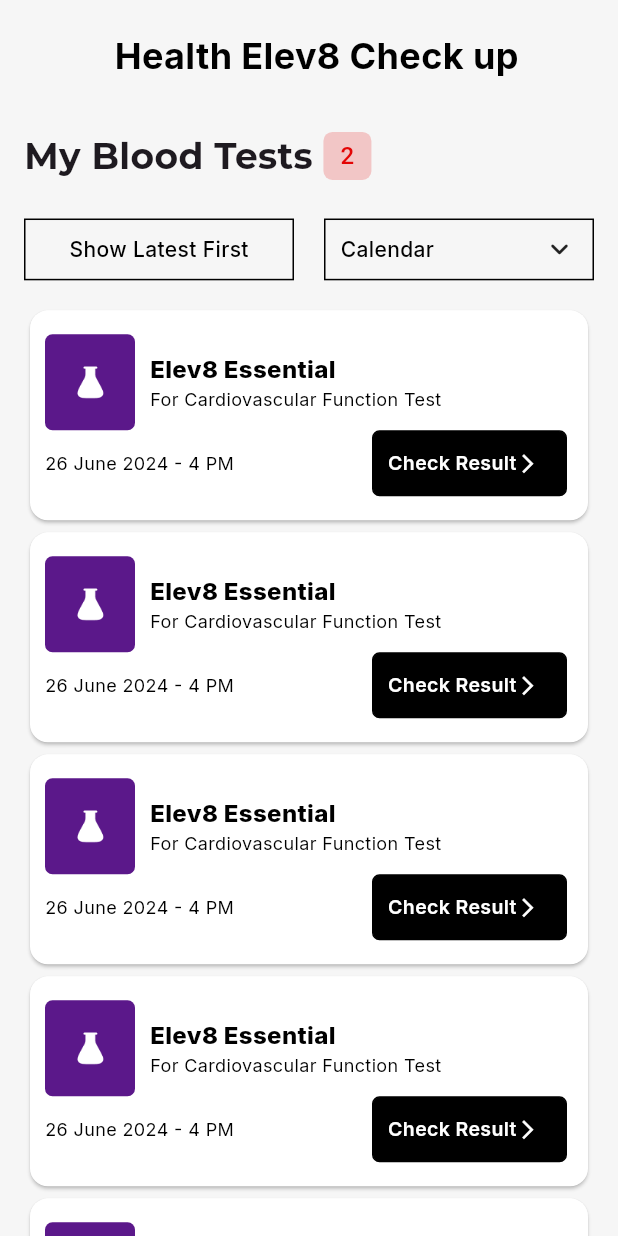
After one commit to Rehman-Amjad/health_elv, a Flutter app: the ResultsView screen opened directly, on a phone screen of 412 x 824 dp. The commit adds this screen. Run offline on Flutter 3.47's test engine with Material 3 defaults, Android fonts, the phone set to English and light mode, and no system bars; our stand-ins replace cached_network_image, cloud_firestore, firebase_auth, firebase_core, flutter_svg, fluttertoast and 6 more; missing offline and left inert: gif_view, gradient_slider; accounts and stored records are empty.

Commit message:
result and details result screen added

```diff
--- a/lib/path_file.dart
+++ b/lib/path_file.dart
@@ -20,6 +20,8 @@ export 'screens/health_overview/export.dart';
 export 'screens/home/export.dart';
 export 'screens/order_new_test/export.dart';
 
+export 'screens/results/export.dart';
+
 export 'screens/report/export.dart';
 
 ///utils
--- a/lib/screens/blood_test_result/blood_test_result_view.dart
+++ b/lib/screens/blood_test_result/blood_test_result_view.dart
@@ -5,7 +5,6 @@ import 'package:gradient_slider/gradient_slider.dart';
 import 'package:health_elev8_app/path_file.dart';
 import 'package:sizer/sizer.dart';
 
-import '../../widgets/export.dart';
 
 class BloodTestResultView extends StatelessWidget {
   final bool fromNew;
--- a/lib/screens/bottom_nav/bottom_nav_screen.dart
+++ b/lib/screens/bottom_nav/bottom_nav_screen.dart
@@ -1,7 +1,7 @@
 import 'package:flutter/material.dart';
 import 'package:flutter_svg/flutter_svg.dart';
 import 'package:health_elev8_app/path_file.dart';
-import 'package:health_elev8_app/screens/home/home_screen.dart';
+import 'package:health_elev8_app/screens/home/home_view.dart';
 import 'package:health_elev8_app/screens/profile/profile_screen.dart';
 
 import '../blood_test_result/export.dart';
@@ -18,9 +18,9 @@ class BottomNavScreen extends StatefulWidget {
 class _BottomNavScreenState extends State<BottomNavScreen> {
   int _selectedIndex = 0;
   List<Widget> screens = <Widget>[
-    const HomeScreen(),
+    const HomeView(),
     const ReportView(),
-    const BloodTestResultView(),
+    const ResultsView(),
     const ProfileScreen(),
   ];
 
--- a/lib/screens/home/export.dart
+++ b/lib/screens/home/export.dart
@@ -1,3 +1,3 @@
 
 export 'home_controller.dart';
-export 'home_screen.dart';
+export 'home_view.dart';
--- /dev/null
+++ b/lib/screens/results/export.dart
@@ -0,0 +1,5 @@
+
+export 'results_controller.dart';
+export 'results_view.dart';
+
+export 'result_details/result_details.dart';
--- /dev/null
+++ b/lib/screens/results/results_controller.dart
@@ -0,0 +1,7 @@
+import 'package:health_elev8_app/path_file.dart';
+
+class ResultsController extends BaseController{
+
+  String selectedDate = '';
+
+}
--- /dev/null
+++ b/lib/screens/results/results_view.dart
@@ -0,0 +1,229 @@
+import 'package:flutter/material.dart';
+import 'package:get/get.dart';
+import 'package:google_fonts/google_fonts.dart';
+import 'package:health_elev8_app/path_file.dart';
+import 'package:sizer/sizer.dart';
+
+class ResultsView extends GetView<ResultsController> {
+  final bool fromNew;
+
+  const ResultsView({
+    super.key,
+    this.fromNew = false,
+  });
+
+  @override
+  Widget build(BuildContext context) {
+    return GetBuilder<ResultsController>(
+      initState: (_) {
+        Get.put(ResultsController());
+      },
+      builder: (context) {
+        return Scaffold(
+          appBar: PreferredSize(
+            preferredSize: const Size(double.infinity, 60),
+            child: CustomAppBar(
+              title: "Health Elev8 Check up",
+              showArrow: fromNew,
+              marginTop: 20,
+            ),
+          ),
+          body: ListView(
+            padding: const EdgeInsets.symmetric(horizontal: 16),
+            children: [
+              SizedBox(height: 04.h),
+              Row(
+                mainAxisAlignment: MainAxisAlignment.start,
+                children: [
+                  Text(
+                    'My Blood Tests ',
+                    style: GoogleFonts.montserrat(
+                      fontSize: 24,
+                      fontWeight: FontWeight.bold,
+                    ),
+                  ),
+                  Container(
+                    height: 32,
+                    width: 32,
+                    decoration: BoxDecoration(
+                        color: AppColors.redColor.withOpacity(0.2),
+                        borderRadius: BorderRadius.circular(06)),
+                    alignment: Alignment.center,
+                    child: const Text(
+                      '2',
+                      style: TextStyle(
+                        color: AppColors.redColor,
+                        fontSize: 16,
+                        fontWeight: FontWeight.w500,
+                      ),
+                    ),
+                  ),
+                ],
+              ),
+              SizedBox(height: 03.h),
+              getFilterButtons(),
+              const SizedBox(height: 16),
+              ListView.builder(
+                itemCount: 10,
+                shrinkWrap: true,
+                physics: const NeverScrollableScrollPhysics(),
+                itemBuilder: (context, index) {
+                  return resultItem();
+                },
+              ),
+            ],
+          ),
+        );
+      },
+    );
+  }
+
+  getFilterButtons() {
+    return Row(
+      mainAxisAlignment: MainAxisAlignment.start,
+      children: [
+        Expanded(
+          flex: 1,
+          child: GestureDetector(
+            onTap: () {},
+            child: Container(
+              width: Get.width,
+              height: Get.height * 0.05,
+              decoration: BoxDecoration(
+                  border: Border.all(
+                color: AppColors.blackColor,
+              )),
+              alignment: Alignment.center,
+              padding: const EdgeInsets.symmetric(horizontal: 10),
+              child: const AppText(
+                text: 'Show Latest First',
+                fontSize: 14,
+                fontWeight: FontWeight.w500,
+              ),
+            ),
+          ),
+        ),
+        const SizedBox(width: 20),
+        Expanded(
+          flex: 1,
+          child: GestureDetector(
+            onTap: () {
+              showDatePicker(
+                context: Get.context!,
+                initialDate: DateTime.now(),
+                firstDate: DateTime.now(),
+                lastDate: DateTime(2025),
+              ).then((value) {
+                if (value != null) {
+                  String date = value.toString().split(' ')[0];
+                  controller.selectedDate = date;
+                  controller.update();
+                }
+              });
+            },
+            child: Container(
+              width: Get.width,
+              height: Get.height * 0.05,
+              decoration: BoxDecoration(
+                  border: Border.all(
+                color: AppColors.blackColor,
+              )),
+              alignment: Alignment.center,
+              padding: const EdgeInsets.symmetric(horizontal: 10),
+              child: Row(
+                mainAxisAlignment: MainAxisAlignment.spaceBetween,
+                children: [
+                  AppText(
+                    text: controller.selectedDate == ''
+                        ? 'Calendar'
+                        : controller.selectedDate,
+                    fontSize: 14,
+                    fontWeight: FontWeight.w500,
+                  ),
+                  const Icon(Icons.keyboard_arrow_down_rounded),
+                ],
+              ),
+            ),
+          ),
+        ),
+      ],
+    );
+  }
+
+  resultItem() {
+    return Card(
+      child: Container(
+        height: 140,
+        padding: const EdgeInsets.all(10),
+        child: Column(
+          mainAxisAlignment: MainAxisAlignment.center,
+          crossAxisAlignment: CrossAxisAlignment.start,
+          children: [
+            Row(
+              mainAxisAlignment: MainAxisAlignment.start,
+              children: [
+                Container(
+                  width: 60,
+                  height: 64,
+                  alignment: Alignment.center,
+                  decoration: BoxDecoration(
+                    borderRadius: const BorderRadius.all(Radius.circular(5)),
+                    color: AppColors.primaryColor,
+                  ),
+                  child: ImageHelper(
+                    image: AppAssets.icTestTube,
+                    imageType: ImageType.asset,
+                    color: AppColors.whiteColor,
+                    height: 24,
+                    width: 24,
+                  ),
+                ),
+                const SizedBox(width: 10),
+                const Column(
+                  mainAxisAlignment: MainAxisAlignment.center,
+                  crossAxisAlignment: CrossAxisAlignment.start,
+                  children: [
+                    AppText(
+                      text: "Elev8 Essential",
+                      fontSize: 16,
+                      fontWeight: FontWeight.w800,
+                    ),
+                    AppText(
+                      text: "For Cardiovascular Function Test",
+                      fontSize: 12,
+                      fontWeight: FontWeight.w400,
+                    )
+                  ],
+                )
+              ],
+            ),
+            Row(
+              mainAxisAlignment: MainAxisAlignment.spaceBetween,
+              children: [
+                const AppText(
+                  text: "26 June 2024 - 4 PM",
+                  fontSize: 12,
+                  fontWeight: FontWeight.w400,
+                ),
+                CustomButton(
+                  text: 'Check Result',
+                  width: 130,
+                  height: 44,
+                  onTap: () {
+                    Get.to(
+                      const ResultDetails(),
+                    );
+                  },
+                  backgroundColor: AppColors.blackColor,
+                  fontSize: 13,
+                  radios: 05,
+                  showSuffix: true,
+                ),
+              ],
+            )
+          ],
+        ),
+      ),
+    );
+  }
+}
--- a/lib/utils/app_assets.dart
+++ b/lib/utils/app_assets.dart
@@ -19,6 +19,8 @@ class AppAssets {
   static const String icThumb = '${base}blood_result/ic_thumb.png';
   static const String icBloodTest = '${base}blood_result/ic_blood_test.png';
   static const String icAddBlood = '${base}blood_result/ic_add_blood.png';
+  static const String icTestTube = '${base}blood_result/ic_test_tube.png';
+  static const String icBloodSugarIndicator = '${base}blood_result/ic_blood_sugar_indicator.png';
 
 
   static const String noImageFound = '${base}noImageFound.svg';
--- a/lib/widgets/custom_button.dart
+++ b/lib/widgets/custom_button.dart
@@ -10,6 +10,7 @@ class CustomButton extends StatelessWidget {
   final double? fontSize;
   final EdgeInsetsGeometry? margin;
   final bool showArrow;
+  final bool showSuffix;
   final Color? fontColor;
 
   const CustomButton({
@@ -24,6 +25,7 @@ class CustomButton extends StatelessWidget {
     this.fontSize,
     this.margin,
     this.showArrow = false,
+    this.showSuffix = false,
     this.fontColor,
   });
 
@@ -46,14 +48,14 @@ class CustomButton extends StatelessWidget {
           children: [
             showArrow
                 ? Padding(
-                  padding: const EdgeInsets.only(right: 8.0),
-                  child: ImageHelper(
+                    padding: const EdgeInsets.only(right: 8.0),
+                    child: ImageHelper(
                       image: AppAssets.backIcon,
                       imageType: ImageType.asset,
                       height: 24,
                       width: 24,
                     ),
-                )
+                  )
                 : const SizedBox.shrink(),
             AppText(
               text: text,
@@ -61,6 +63,16 @@ class CustomButton extends StatelessWidget {
               fontWeight: FontWeight.w600,
               fontSize: fontSize ?? 20,
             ),
+            showSuffix
+                ? const Padding(
+                    padding: EdgeInsets.only(right: 8.0),
+                    child: Icon(
+                      Icons.arrow_forward_ios,
+                      color: AppColors.whiteColor,
+                      size: 15,
+                    ),
+                  )
+                : const SizedBox.shrink(),
           ],
         ),
       ),
```
Also changed, not shown: lib/screens/home/home_view.dart (renamed from lib/screens/home/home_screen.dart, +8 -4 lines), lib/screens/results/result_details/result_details.dart (added, +130 -0 lines), assets/blood_result/ic_blood_sugar_indicator.png (added), assets/blood_result/ic_test_tube.png (added).
